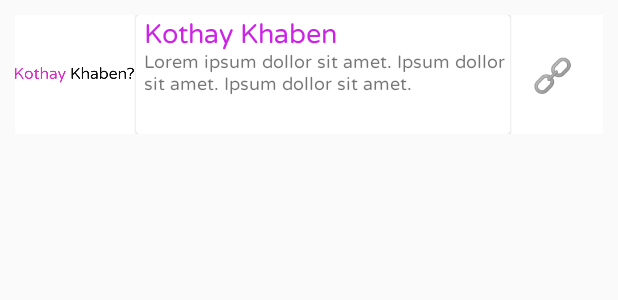
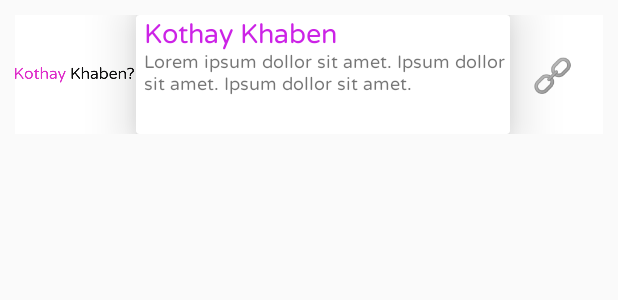
Before and after one commit to ashrafulais/kothay_khaben, an Android app: the layout restaurantlist_rowlayout.xml on its own in the app's theme, with its tools: preview values and no code run, on a phone screen of 412 x 824 dp. Shown: the top 300 px of the screen. Run offline under Robolectric (Android 15) with nearby library versions, the phone set to English and light mode, and no system bars; network calls fail.

Commit message:
url changed, some bug fixed

```diff
--- a/app/src/main/res/layout/restaurantlist_rowlayout.xml
+++ b/app/src/main/res/layout/restaurantlist_rowlayout.xml
@@ -27,7 +27,8 @@
         android:layout_width="240dp"
         android:layout_height="match_parent"
         android:layout_weight="80"
-        app:cardElevation="1dp">
+        app:cardElevation="20dp"
+        app:cardMaxElevation="20dp">
 
         <LinearLayout
             android:layout_width="match_parent"
```
Also changed, not shown: app/src/main/java/com/example/kothaykhaben/RestaurantListActivity.java (+7 -4 lines), app/src/main/java/com/example/kothaykhaben/RestaurantMenuActivity.java (+5 -3 lines), 2 other files.
